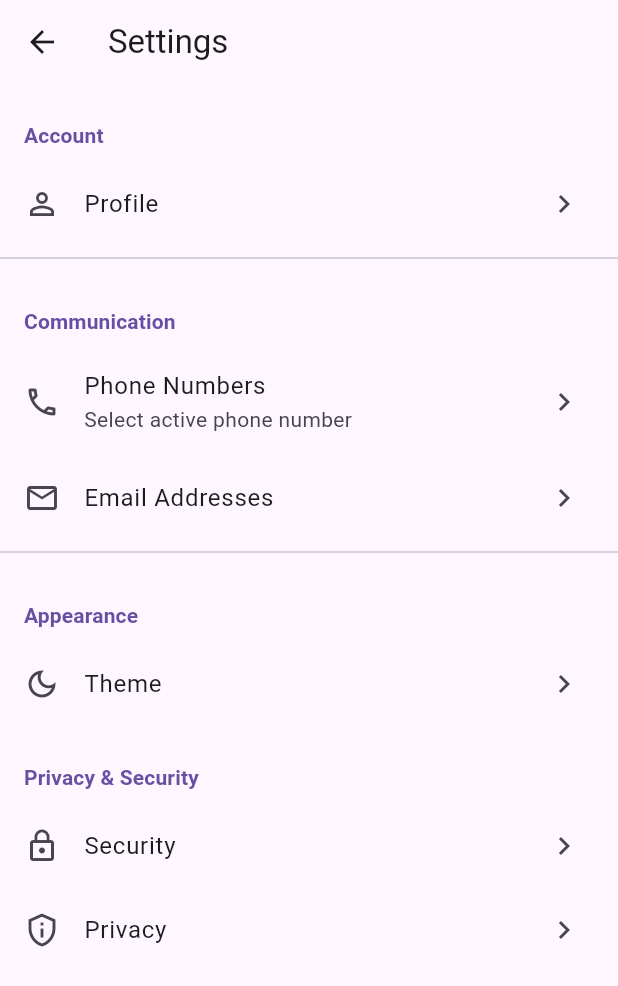
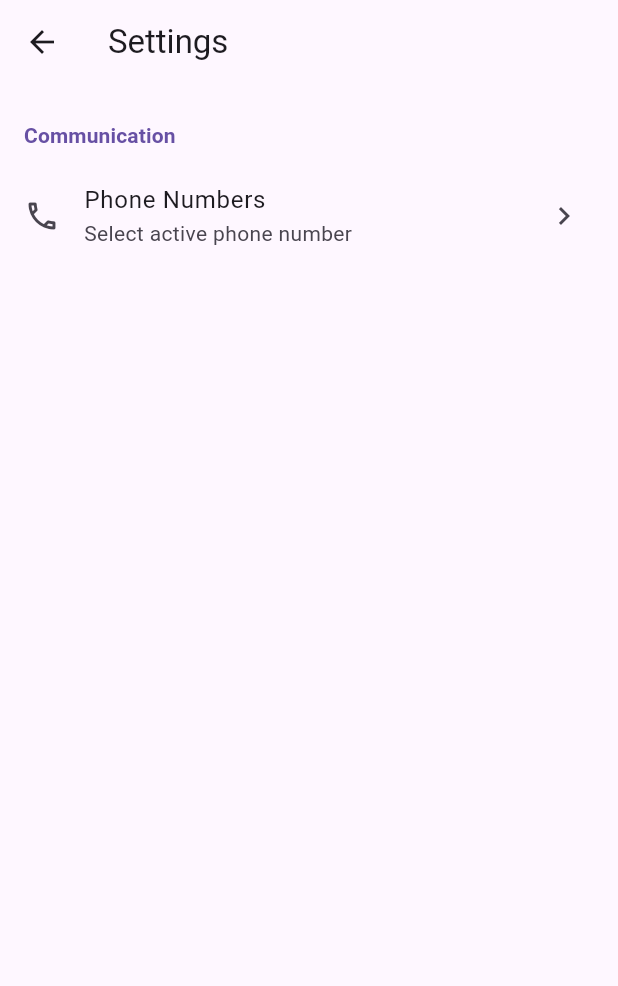
Before and after one commit to healer-1205/gbpn_dialer, a Flutter app: the SettingsScreen screen opened by its route, on a phone screen of 412 x 824 dp. Shown: the top 986 px of the screen. Run offline on Flutter 3.47's test engine with Material 3 defaults, Android fonts, the phone set to English and light mode, and no system bars; our stand-ins replace dio, firebase_core, firebase_messaging, flutter_contacts, permission_handler, shared_preferences; missing offline and left inert: dart_jsonwebtoken, twilio_voice; accounts and stored records are empty.

Commit message:
refactor(settings_screen): comment out unused account and appearance sections
The account, appearance, and privacy & security sections are temporarily commented out as they are not currently in use. This improves code readability and reduces clutter in the settings screen.

```diff
--- a/lib/screens/settings/settings_screen.dart
+++ b/lib/screens/settings/settings_screen.dart
@@ -15,14 +15,14 @@ class SettingsScreen extends StatelessWidget {
       body: ListView(
         children: [
           // Account Section
-          _buildSectionHeader(context, 'Account'),
-          ListTile(
-            leading: const Icon(Icons.person_outline),
-            title: const Text('Profile'),
-            trailing: const Icon(Icons.chevron_right),
-            onTap: () {},
-          ),
-          const Divider(),
+          // _buildSectionHeader(context, 'Account'),
+          // ListTile(
+          //   leading: const Icon(Icons.person_outline),
+          //   title: const Text('Profile'),
+          //   trailing: const Icon(Icons.chevron_right),
+          //   onTap: () {},
+          // ),
+          // const Divider(),
 
           // Communication Section
           _buildSectionHeader(context, 'Communication'),
@@ -40,37 +40,37 @@ class SettingsScreen extends StatelessWidget {
               );
             },
           ),
-          ListTile(
-            leading: const Icon(Icons.email_outlined),
-            title: const Text('Email Addresses'),
-            trailing: const Icon(Icons.chevron_right),
-            onTap: () {},
-          ),
-          const Divider(),
+          // ListTile(
+          //   leading: const Icon(Icons.email_outlined),
+          //   title: const Text('Email Addresses'),
+          //   trailing: const Icon(Icons.chevron_right),
+          //   onTap: () {},
+          // ),
+          // const Divider(),
 
-          // Appearance Section
-          _buildSectionHeader(context, 'Appearance'),
-          ListTile(
-            leading: const Icon(Icons.dark_mode_outlined),
-            title: const Text('Theme'),
-            trailing: const Icon(Icons.chevron_right),
-            onTap: () {},
-          ),
+          // // Appearance Section
+          // _buildSectionHeader(context, 'Appearance'),
+          // ListTile(
+          //   leading: const Icon(Icons.dark_mode_outlined),
+          //   title: const Text('Theme'),
+          //   trailing: const Icon(Icons.chevron_right),
+          //   onTap: () {},
+          // ),
 
-          // Privacy & Security
-          _buildSectionHeader(context, 'Privacy & Security'),
-          ListTile(
-            leading: const Icon(Icons.lock_outline),
-            title: const Text('Security'),
-            trailing: const Icon(Icons.chevron_right),
-            onTap: () {},
-          ),
-          ListTile(
-            leading: const Icon(Icons.privacy_tip_outlined),
-            title: const Text('Privacy'),
-            trailing: const Icon(Icons.chevron_right),
-            onTap: () {},
-          ),
+          // // Privacy & Security
+          // _buildSectionHeader(context, 'Privacy & Security'),
+          // ListTile(
+          //   leading: const Icon(Icons.lock_outline),
+          //   title: const Text('Security'),
+          //   trailing: const Icon(Icons.chevron_right),
+          //   onTap: () {},
+          // ),
+          // ListTile(
+          //   leading: const Icon(Icons.privacy_tip_outlined),
+          //   title: const Text('Privacy'),
+          //   trailing: const Icon(Icons.chevron_right),
+          //   onTap: () {},
+          // ),
         ],
       ),
     );
```
